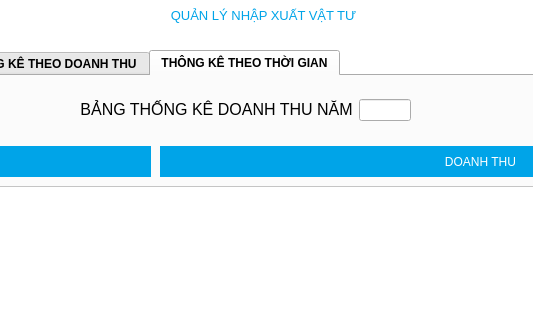
Before: the Qt Designer form src/view/mainwindow.ui in VinhNguyenD23/facilitiesManagement, drawn with Qt 5; both pictures show x 312 to 845 and y 0 to 320 of the 1150 by 670 pixel window.
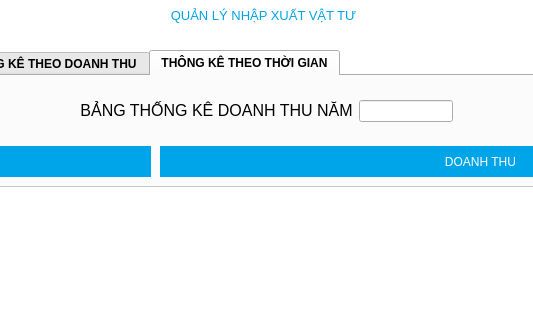
After: the same form once the commit is applied. The open tabs and pages were chosen to show the change.

Diff of the .ui file:
```diff
--- a/src/view/mainwindow.ui
+++ b/src/view/mainwindow.ui
@@ -1276,8 +1276,8 @@
          <rect>
           <x>370</x>
           <y>20</y>
-          <width>331</width>
-          <height>28</height>
+          <width>373</width>
+          <height>30</height>
          </rect>
         </property>
         <layout class="QHBoxLayout" name="horizontalLayout_8">
```
Left out of the diff: 14 changed lines with no effect on the pictures.
